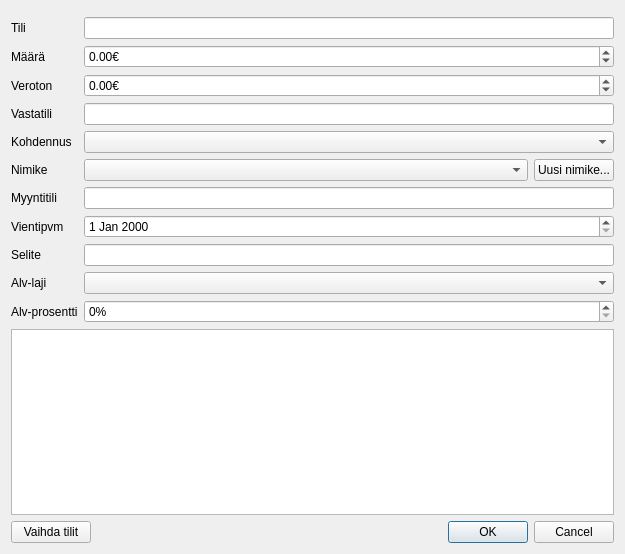
artoh/kitupiikki, file kitupiikki/kirjaus/kirjausapuridialog.ui: the form before one commit.
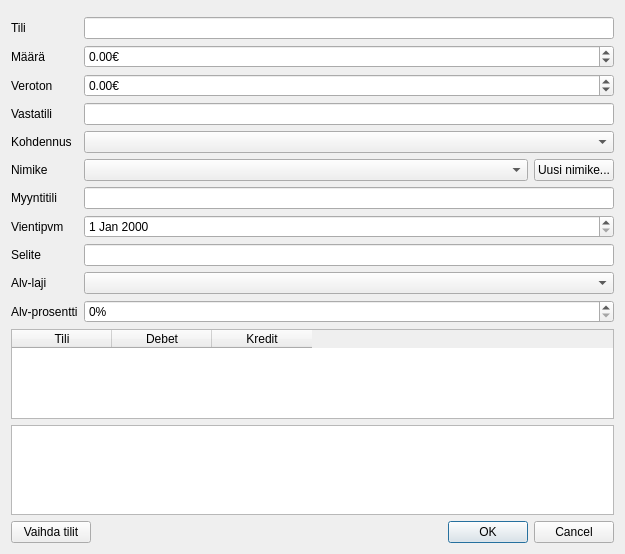
The form after the commit. Custom widgets are drawn as their Qt base class.

Commit message: Apurimuutosten jatko

What changed in the file:
```diff
--- a/kitupiikki/kirjaus/kirjausapuridialog.ui
+++ b/kitupiikki/kirjaus/kirjausapuridialog.ui
@@ -199,6 +199,31 @@
      </item>
     </layout>
    </item>
+   <item>
+    <widget class="QTableWidget" name="taulukko">
+     <attribute name="horizontalHeaderCascadingSectionResizes">
+      <bool>false</bool>
+     </attribute>
+     <attribute name="verticalHeaderStretchLastSection">
+      <bool>false</bool>
+     </attribute>
+     <column>
+      <property name="text">
+       <string>Tili</string>
+      </property>
+     </column>
+     <column>
+      <property name="text">
+       <string>Debet</string>
+      </property>
+     </column>
+     <column>
+      <property name="text">
+       <string>Kredit</string>
+      </property>
+     </column>
+    </widget>
+   </item>
    <item>
     <widget class="QTextBrowser" name="esikatseluBrowser"/>
    </item>
```
The commit also changes 1 other file.
